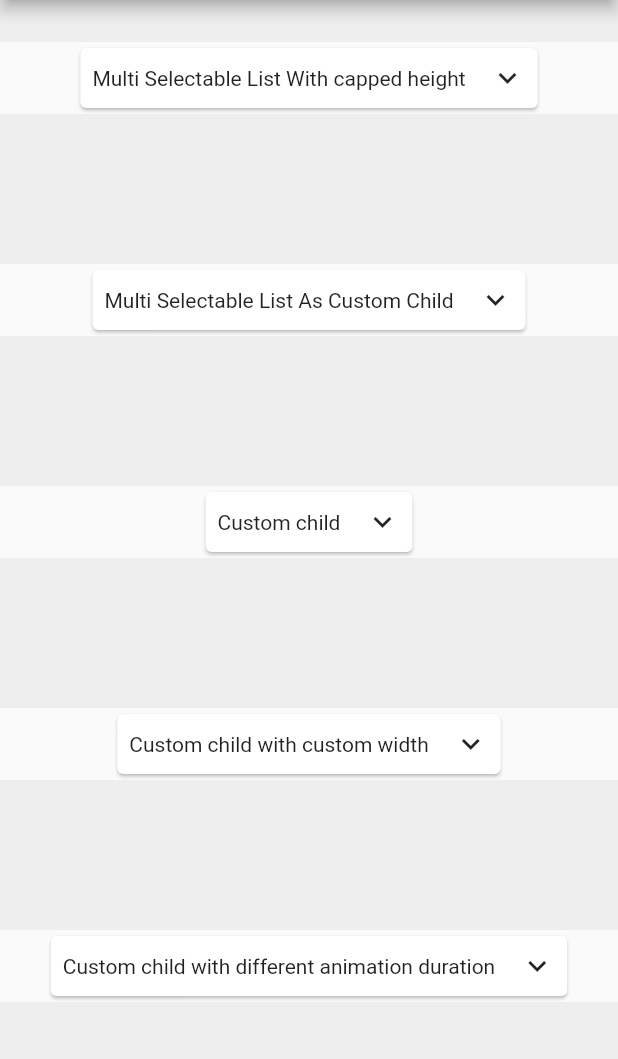
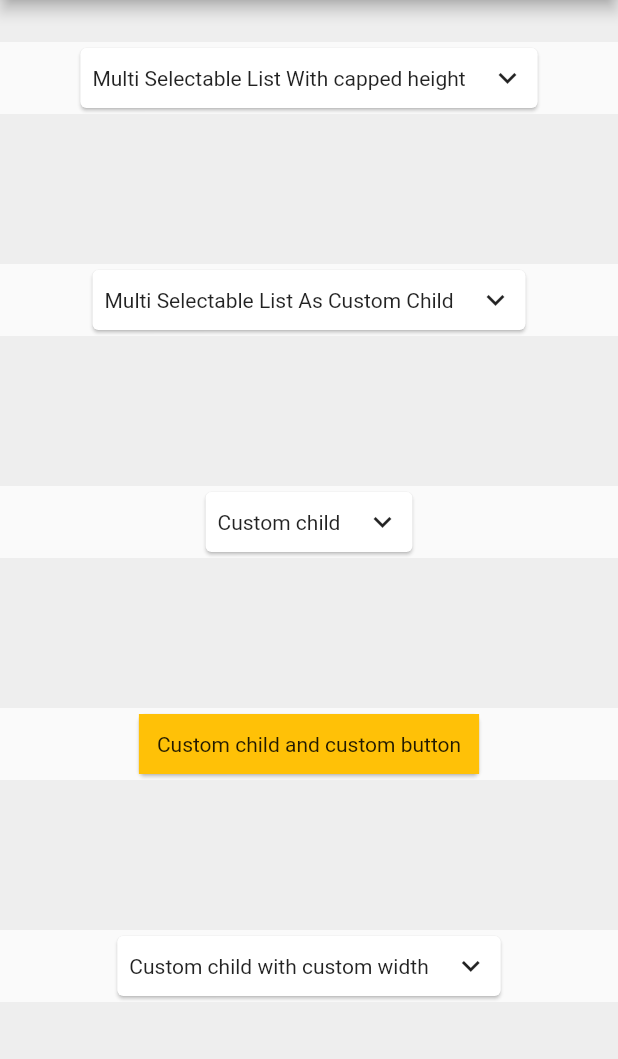
Before and after one commit to Bassiuz/magic_dropdown, a Flutter app: the screen it shows after launch, scrolled down 516 dp, on a phone screen of 412 x 824 dp, the part 84-1143 px from its top. Run offline on Flutter 3.47's test engine with Material 2 defaults, Android fonts, the phone set to English and light mode, and no system bars.

Commit message:
add custom child

```diff
--- a/example/lib/main.dart
+++ b/example/lib/main.dart
@@ -197,6 +197,43 @@ class _MyHomePageState extends State<MyHomePage> {
             ),
             Center(
               child: MagicDropdown(
+                filterTitle: "Custom child and custom button",
+                customButton: Card(
+                  child: Container(
+                    decoration: const BoxDecoration(color: Colors.amber),
+                    child: const Padding(
+                      padding: EdgeInsets.all(12.0),
+                      child: Text("Custom child and custom button"),
+                    ),
+                  ),
+                ),
+                child: SizedBox(
+                  width: 120,
+                  height: 100,
+                  child: Container(
+                    decoration: BoxDecoration(
+                      color: Colors.blue,
+                      borderRadius: BorderRadius.circular(10),
+                    ),
+                    child: const Center(
+                      child: Text(
+                        "Custom child",
+                        style: TextStyle(color: Colors.white),
+                      ),
+                    ),
+                  ),
+                ),
+              ),
+            ),
+            SizedBox(
+              height: 100,
+              width: double.infinity,
+              child: DecoratedBox(
+                decoration: BoxDecoration(color: Colors.grey.shade200),
+              ),
+            ),
+            Center(
+              child: MagicDropdown(
                 filterTitle: "Custom child with custom width",
                 customWidth: 400,
                 child: SizedBox(
--- a/lib/magic_dropdown.dart
+++ b/lib/magic_dropdown.dart
@@ -21,7 +21,8 @@ class MagicDropdown extends StatefulWidget {
       this.animationDuration = const Duration(milliseconds: 1),
       this.onSingleValueSelected,
       this.onMultiValueSelected,
-      this.dropdownMode = DropdownMode.customChild})
+      this.dropdownMode = DropdownMode.customChild,
+      this.customButton})
       : super(key: key);
   final Widget? child;
   final double? customWidth;
@@ -32,6 +33,7 @@ class MagicDropdown extends StatefulWidget {
   final List<String> selectedValues;
   final void Function(String)? onSingleValueSelected;
   final void Function(List<String>)? onMultiValueSelected;
+  final Widget? customButton;
 
   final DropdownMode dropdownMode;
 
@@ -169,10 +171,11 @@ class MagicDropdownState extends State<MagicDropdown>
         link: _layerLink,
         child: Container(
           key: _globalKey,
-          child: MagicDropdownButton(
-            filterTitle: widget.filterTitle,
-            animationController: animationController,
-          ),
+          child: widget.customButton ??
+              MagicDropdownButton(
+                filterTitle: widget.filterTitle,
+                animationController: animationController,
+              ),
         ),
       ),
     );
```
